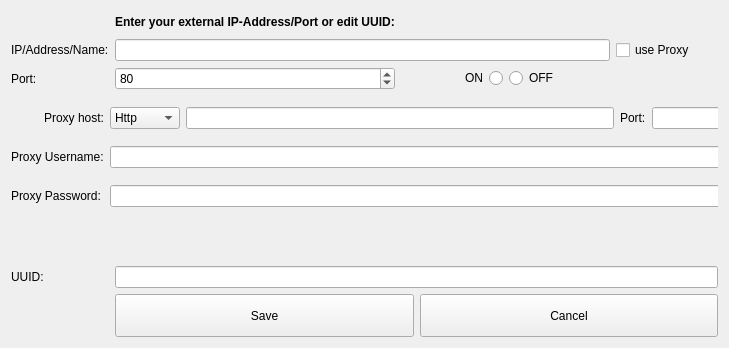
The window that ui/listener-edit.ui (berndhs/arado) describes before a commit, drawn with Qt 5.
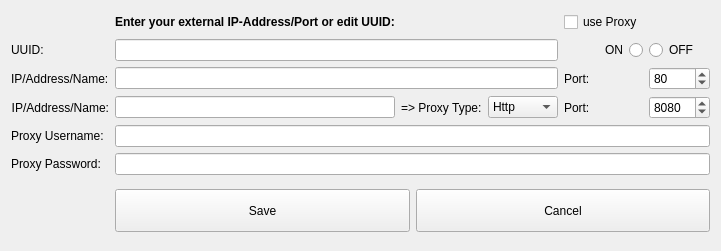
The same window after the commit. Icons and pictures are not drawn.

Commit message: proxy ui: layout optimization.

Patch:
```diff
--- a/ui/listener-edit.ui
+++ b/ui/listener-edit.ui
@@ -6,8 +6,8 @@
    <rect>
     <x>0</x>
     <y>0</y>
-    <width>729</width>
-    <height>348</height>
+    <width>675</width>
+    <height>251</height>
    </rect>
   </property>
   <property name="windowTitle">
@@ -31,8 +31,8 @@
      </property>
     </widget>
    </item>
-   <item row="3" column="0">
-    <widget class="QLabel" name="label">
+   <item row="4" column="0">
+    <widget class="QLabel" name="label_address">
      <property name="sizePolicy">
       <sizepolicy hsizetype="Expanding" vsizetype="Preferred">
        <horstretch>10</horstretch>
@@ -47,7 +47,7 @@
      </property>
     </widget>
    </item>
-   <item row="3" column="1" colspan="3">
+   <item row="4" column="1" colspan="3">
     <widget class="QLineEdit" name="addressEdit">
      <property name="sizePolicy">
       <sizepolicy hsizetype="Expanding" vsizetype="Fixed">
@@ -57,88 +57,7 @@
      </property>
     </widget>
    </item>
-   <item row="5" column="0">
-    <widget class="QLabel" name="label_2">
-     <property name="sizePolicy">
-      <sizepolicy hsizetype="Expanding" vsizetype="Preferred">
-       <horstretch>10</horstretch>
-       <verstretch>0</verstretch>
-      </sizepolicy>
-     </property>
-     <property name="layoutDirection">
-      <enum>Qt::RightToLeft</enum>
-     </property>
-     <property name="text">
-      <string>Port:</string>
-     </property>
-    </widget>
-   </item>
-   <item row="5" column="1">
-    <widget class="QSpinBox" name="portBox">
-     <property name="sizePolicy">
-      <sizepolicy hsizetype="Expanding" vsizetype="Fixed">
-       <horstretch>20</horstretch>
-       <verstretch>0</verstretch>
-      </sizepolicy>
-     </property>
-     <property name="maximum">
-      <number>65535</number>
-     </property>
-     <property name="value">
-      <number>80</number>
-     </property>
-    </widget>
-   </item>
-   <item row="7" column="0">
-    <widget class="QLabel" name="label_5">
-     <property name="sizePolicy">
-      <sizepolicy hsizetype="Expanding" vsizetype="Preferred">
-       <horstretch>10</horstretch>
-       <verstretch>0</verstretch>
-      </sizepolicy>
-     </property>
-     <property name="layoutDirection">
-      <enum>Qt::RightToLeft</enum>
-     </property>
-     <property name="text">
-      <string>UUID:</string>
-     </property>
-    </widget>
-   </item>
-   <item row="7" column="1" colspan="4">
-    <widget class="QLineEdit" name="uuidEdit">
-     <property name="sizePolicy">
-      <sizepolicy hsizetype="Expanding" vsizetype="Fixed">
-       <horstretch>30</horstretch>
-       <verstretch>0</verstretch>
-      </sizepolicy>
-     </property>
-    </widget>
-   </item>
-   <item row="5" column="2">
-    <widget class="QRadioButton" name="onCheck">
-     <property name="layoutDirection">
-      <enum>Qt::RightToLeft</enum>
-     </property>
-     <property name="text">
-      <string> ON</string>
-     </property>
-     <attribute name="buttonGroup">
-      <string>inuseGroup</string>
-     </attribute>
-    </widget>
-   </item>
-   <item row="5" column="3">
-    <widget class="QRadioButton" name="offCheck">
-     <property name="text">
-      <string>OFF</string>
-     </property>
-     <attribute name="buttonGroup">
-      <string>inuseGroup</string>
-     </attribute>
-    </widget>
-   </item>
-   <item row="9" column="1" colspan="4">
+   <item row="12" column="1" colspan="5">
     <layout class="QHBoxLayout" name="horizontalLayout2">
      <item>
       <widget class="QPushButton" name="saveButton">
@@ -223,137 +142,225 @@
      </property>
     </widget>
    </item>
-   <item row="3" column="4">
+   <item row="4" column="5">
+    <widget class="QSpinBox" name="portBox">
+     <property name="sizePolicy">
+      <sizepolicy hsizetype="Fixed" vsizetype="Fixed">
+       <horstretch>0</horstretch>
+       <verstretch>0</verstretch>
+      </sizepolicy>
+     </property>
+     <property name="maximum">
+      <number>65535</number>
+     </property>
+     <property name="value">
+      <number>80</number>
+     </property>
+    </widget>
+   </item>
+   <item row="4" column="4">
+    <widget class="QLabel" name="label_port">
+     <property name="sizePolicy">
+      <sizepolicy hsizetype="Expanding" vsizetype="Preferred">
+       <horstretch>0</horstretch>
+       <verstretch>0</verstretch>
+      </sizepolicy>
+     </property>
+     <property name="layoutDirection">
+      <enum>Qt::RightToLeft</enum>
+     </property>
+     <property name="text">
+      <string>Port:</string>
+     </property>
+    </widget>
+   </item>
+   <item row="1" column="1" colspan="3">
+    <widget class="QLineEdit" name="uuidEdit">
+     <property name="sizePolicy">
+      <sizepolicy hsizetype="Expanding" vsizetype="Fixed">
+       <horstretch>30</horstretch>
+       <verstretch>0</verstretch>
+      </sizepolicy>
+     </property>
+    </widget>
+   </item>
+   <item row="1" column="0">
+    <widget class="QLabel" name="label_5">
+     <property name="sizePolicy">
+      <sizepolicy hsizetype="Expanding" vsizetype="Preferred">
+       <horstretch>10</horstretch>
+       <verstretch>0</verstretch>
+      </sizepolicy>
+     </property>
+     <property name="layoutDirection">
+      <enum>Qt::RightToLeft</enum>
+     </property>
+     <property name="text">
+      <string>UUID:</string>
+     </property>
+    </widget>
+   </item>
+   <item row="1" column="4">
+    <widget class="QRadioButton" name="onCheck">
+     <property name="layoutDirection">
+      <enum>Qt::RightToLeft</enum>
+     </property>
+     <property name="text">
+      <string> ON</string>
+     </property>
+     <attribute name="buttonGroup">
+      <string>inuseGroup</string>
+     </attribute>
+    </widget>
+   </item>
+   <item row="1" column="5">
+    <widget class="QRadioButton" name="offCheck">
+     <property name="text">
+      <string>OFF</string>
+     </property>
+     <attribute name="buttonGroup">
+      <string>inuseGroup</string>
+     </attribute>
+    </widget>
+   </item>
+   <item row="0" column="4">
     <widget class="QCheckBox" name="useproxyguicheckbox">
      <property name="text">
       <string>use Proxy</string>
      </property>
     </widget>
    </item>
-   <item row="6" column="0" colspan="5">
-    <widget class="QWidget" name="proxyWidget" native="true">
+   <item row="5" column="0">
+    <widget class="QLabel" name="label_proxyhost">
      <property name="sizePolicy">
-      <sizepolicy hsizetype="MinimumExpanding" vsizetype="Expanding">
+      <sizepolicy hsizetype="Expanding" vsizetype="Preferred">
        <horstretch>0</horstretch>
        <verstretch>0</verstretch>
       </sizepolicy>
      </property>
-     <property name="minimumSize">
-      <size>
-       <width>0</width>
-       <height>0</height>
-      </size>
+     <property name="text">
+      <string>IP/Address/Name:</string>
      </property>
-     <widget class="QWidget" name="gridLayoutWidget">
-      <property name="geometry">
-       <rect>
-        <x>0</x>
-        <y>0</y>
-        <width>711</width>
-        <height>122</height>
-       </rect>
+     <property name="alignment">
+      <set>Qt::AlignRight|Qt::AlignTrailing|Qt::AlignVCenter</set>
+     </property>
+    </widget>
+   </item>
+   <item row="5" column="1">
+    <widget class="QLineEdit" name="lineEdit_proxyhost"/>
+   </item>
+   <item row="5" column="3">
+    <widget class="QComboBox" name="comboBox_proxytype">
+     <item>
+      <property name="text">
+       <string>Http</string>
       </property>
-      <layout class="QGridLayout" name="proxyLayout">
-       <item row="3" column="0">
-        <widget class="QLabel" name="label_proxyusername">
-         <property name="layoutDirection">
-          <enum>Qt::RightToLeft</enum>
-         </property>
-         <property name="text">
-          <string>Proxy Username:</string>
-         </property>
-        </widget>
-       </item>
-       <item row="4" column="0">
-        <widget class="QLabel" name="label_proxypassword">
-         <property name="layoutDirection">
-          <enum>Qt::RightToLeft</enum>
-         </property>
-         <property name="text">
-          <string>Proxy Password:</string>
-         </property>
-        </widget>
-       </item>
-       <item row="4" column="2">
-        <widget class="QLineEdit" name="lineEdit_proxypassword">
-         <property name="echoMode">
-          <enum>QLineEdit::Password</enum>
-         </property>
-        </widget>
-       </item>
-       <item row="3" column="2">
-        <widget class="QLineEdit" name="lineEdit_proxyusername"/>
-       </item>
-       <item row="2" column="0">
-        <widget class="QLabel" name="label_6">
-         <property name="text">
-          <string>Proxy host:</string>
-         </property>
-         <property name="alignment">
-          <set>Qt::AlignRight|Qt::AlignTrailing|Qt::AlignVCenter</set>
-         </property>
-        </widget>
-       </item>
-       <item row="2" column="2">
-        <layout class="QHBoxLayout" name="horizontalLayout_2">
-         <item>
-          <widget class="QComboBox" name="comboBox_proxytype">
-           <item>
-            <property name="text">
-             <string>Http</string>
-            </property>
-           </item>
-           <item>
-            <property name="text">
-             <string>Socks5</string>
-            </property>
-           </item>
-          </widget>
-         </item>
-         <item>
-          <widget class="QLineEdit" name="lineEdit_proxyhost"/>
-         </item>
-         <item>
-          <widget class="QLabel" name="label_7">
-           <property name="text">
-            <string>Port:</string>
-           </property>
-          </widget>
-         </item>
-         <item>
-          <widget class="QLineEdit" name="lineEdit_proxyport">
-           <property name="sizePolicy">
-            <sizepolicy hsizetype="Fixed" vsizetype="Fixed">
-             <horstretch>0</horstretch>
-             <verstretch>0</verstretch>
-            </sizepolicy>
-           </property>
-           <property name="minimumSize">
-            <size>
-             <width>70</width>
-             <height>0</height>
-            </size>
-           </property>
-           <property name="maximumSize">
-            <size>
-             <width>70</width>
-             <height>16777215</height>
-            </size>
-           </property>
-           <property name="baseSize">
-            <size>
-             <width>0</width>
-             <height>0</height>
-            </size>
-           </property>
-          </widget>
-         </item>
-        </layout>
-       </item>
-      </layout>
-     </widget>
+     </item>
+     <item>
+      <property name="text">
+       <string>Socks5</string>
+      </property>
+     </item>
     </widget>
    </item>
+   <item row="5" column="4">
+    <widget class="QLabel" name="label_proxyport">
+     <property name="sizePolicy">
+      <sizepolicy hsizetype="Expanding" vsizetype="Preferred">
+       <horstretch>0</horstretch>
+       <verstretch>0</verstretch>
+      </sizepolicy>
+     </property>
+     <property name="layoutDirection">
+      <enum>Qt::RightToLeft</enum>
+     </property>
+     <property name="text">
+      <string>Port:</string>
+     </property>
+    </widget>
+   </item>
+   <item row="5" column="5">
+    <widget class="QSpinBox" name="lineEdit_proxyport">
+     <property name="sizePolicy">
+      <sizepolicy hsizetype="Fixed" vsizetype="Fixed">
+       <horstretch>0</horstretch>
+       <verstretch>0</verstretch>
+      </sizepolicy>
+     </property>
+     <property name="maximum">
+      <number>65535</number>
+     </property>
+     <property name="value">
+      <number>8080</number>
+     </property>
+    </widget>
+   </item>
+   <item row="6" column="0">
+    <widget class="QLabel" name="label_proxyusername">
+     <property name="layoutDirection">
+      <enum>Qt::RightToLeft</enum>
+     </property>
+     <property name="text">
+      <string>Proxy Username:</string>
+     </property>
+    </widget>
+   </item>
+   <item row="6" column="1" colspan="5">
+    <widget class="QLineEdit" name="lineEdit_proxyusername"/>
+   </item>
+   <item row="7" column="1" colspan="5">
+    <widget class="QLineEdit" name="lineEdit_proxypassword">
+     <property name="echoMode">
+      <enum>QLineEdit::Password</enum>
+     </property>
+    </widget>
+   </item>
+   <item row="7" column="0">
+    <widget class="QLabel" name="label_proxypassword">
+     <property name="layoutDirection">
+      <enum>Qt::RightToLeft</enum>
+     </property>
+     <property name="text">
+      <string>Proxy Password:</string>
+     </property>
+    </widget>
+   </item>
+   <item row="5" column="2">
+    <widget class="QLabel" name="label_proxytype">
+     <property name="text">
+      <string>=&gt; Proxy Type:</string>
+     </property>
+    </widget>
+   </item>
+   <item row="13" column="1">
+    <spacer name="verticalSpacer">
+     <property name="orientation">
+      <enum>Qt::Vertical</enum>
+     </property>
+     <property name="sizeType">
+      <enum>QSizePolicy::Preferred</enum>
+     </property>
+     <property name="sizeHint" stdset="0">
+      <size>
+       <width>20</width>
+       <height>40</height>
+      </size>
+     </property>
+    </spacer>
+   </item>
+   <item row="8" column="1">
+    <spacer name="verticalSpacer_2">
+     <property name="orientation">
+      <enum>Qt::Vertical</enum>
+     </property>
+     <property name="sizeHint" stdset="0">
+      <size>
+       <width>20</width>
+       <height>40</height>
+      </size>
+     </property>
+    </spacer>
+   </item>
   </layout>
   <action name="useproxyguicheckbox_2">
    <property name="checkable">
```
Left out of the diff: 4 changed lines with no effect on the pictures. The commit also changes 1 other file.
